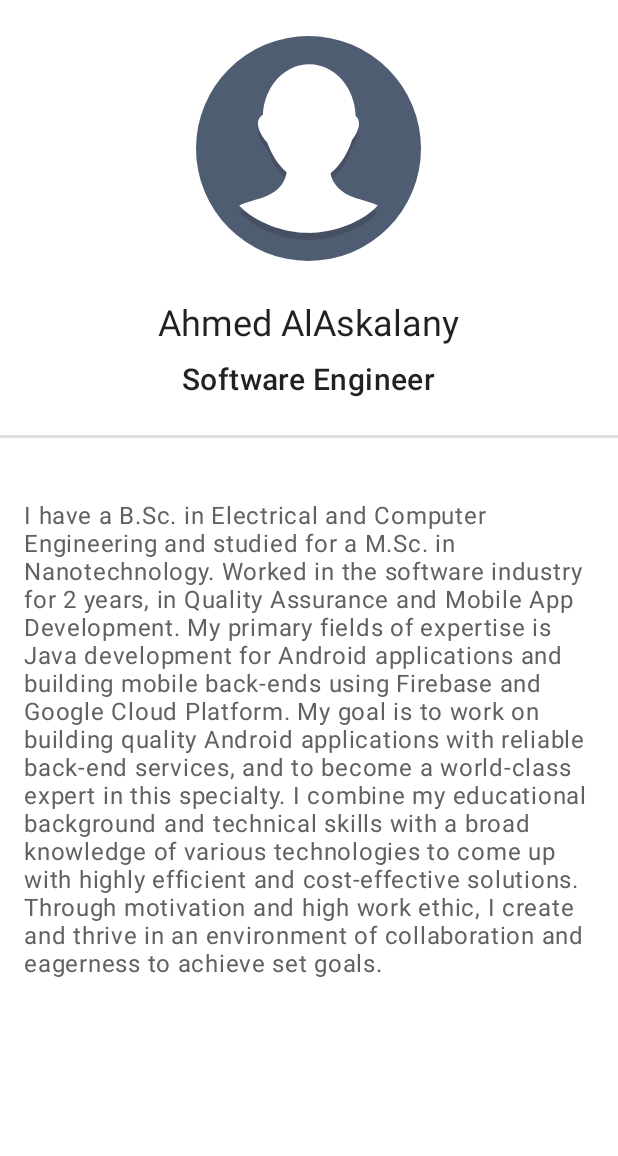
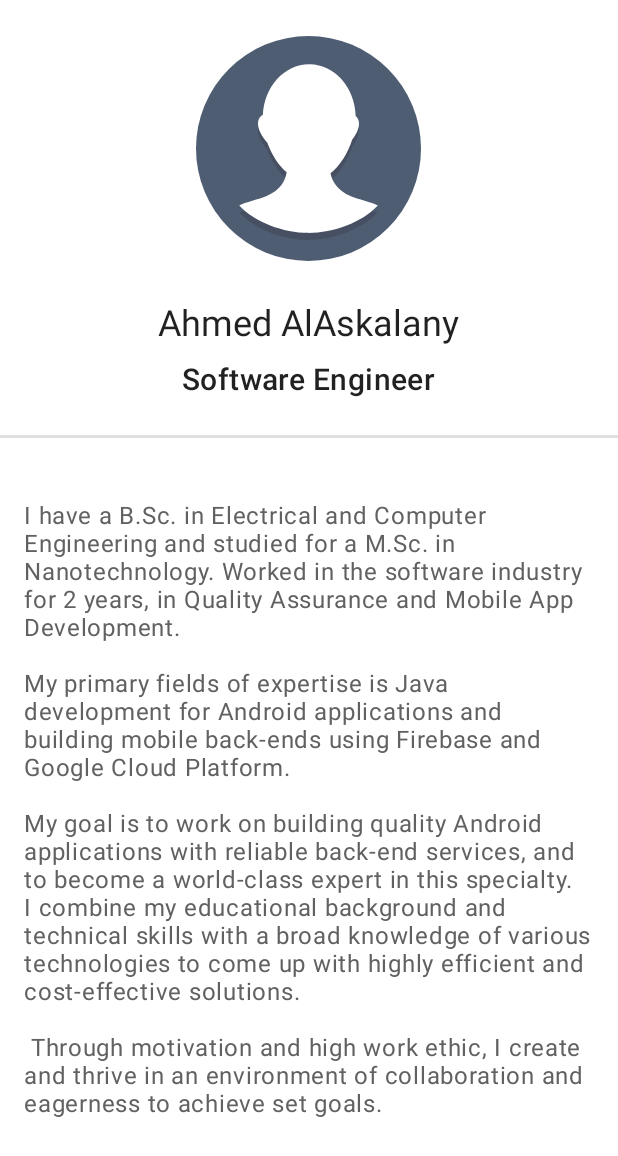
Before and after one commit to AlAskalany/CareerShowcase, an Android app: the layout fragment_overview.xml on its own in the app's theme, with its tools: preview values and no code run, on a phone screen of 412 x 824 dp. Shown: the top 1156 px of the screen. Run offline under Robolectric (Android 15) with nearby library versions, the phone set to English and light mode, and no system bars.

Commit message:
Line breaks in introduction

```diff
--- a/app/src/main/res/layout/fragment_overview.xml
+++ b/app/src/main/res/layout/fragment_overview.xml
@@ -92,15 +92,15 @@
                 android:layout_height="wrap_content"
                 android:layout_margin="16dp"
                 android:singleLine="false"
-                android:text="@string/text_introduction"
+                android:text="@string/intro"
+                android:textAlignment="textStart"
                 android:textAppearance="@style/TextAppearance.MaterialComponents.Body1"
                 android:textColor="@color/md_grey_700"
                 app:layout_constraintBottom_toBottomOf="parent"
                 app:layout_constraintEnd_toEndOf="parent"
                 app:layout_constraintHorizontal_bias="0.5"
                 app:layout_constraintStart_toStartOf="parent"
-                app:layout_constraintTop_toBottomOf="@+id/textView_headline"
-                tools:text="@string/text_introduction" />
+                app:layout_constraintTop_toBottomOf="@+id/textView_headline" />
 
         </LinearLayout>
     </androidx.core.widget.NestedScrollView>
--- a/app/src/main/res/values/strings.xml
+++ b/app/src/main/res/values/strings.xml
@@ -19,10 +19,7 @@
     <string name="education_description">Education Description</string>
     <string name="image_view_description_work_logo">Work logo</string>
     <string name="skill_logo">Skill logo</string>
-    <string name="intro">I have a B.Sc. in Electrical and Computer Engineering and studied for a M.Sc. in Nanotechnology. Worked in the software industry for 2 years, in Quality Assurance and Mobile App Development. My primary fields of expertise is Java development for Android applications and building mobile back-ends using Firebase and Google Cloud Platform. My goal is to work on building quality Android applications with reliable back-end services, and to become a world-class expert in this specialty. I combine my educational background and technical skills with a broad knowledge of various technologies to come up with highly efficient and cost-effective solutions.
-        \n Through motivation and high work ethic, I create and thrive in an environment of collaboration and eagerness to achieve set goals.
-        \n I have a B.Sc. in Electrical and Computer Engineering and studied for a M.Sc. in Nanotechnology. Worked in the software industry for 2 years, in Quality Assurance and Mobile App Development. My primary fields of expertise is Java development for Android applications and building mobile back-ends using Firebase and Google Cloud Platform. My goal is to work on building quality Android applications with reliable back-end services, and to become a world-class expert in this specialty. I combine my educational background and technical skills with a broad knowledge of various technologies to come up with highly efficient and cost-effective solutions. Through motivation and high work ethic, I create and thrive in an environment of collaboration and eagerness to achieve set goals.
-        \n I have a B.Sc. in Electrical and Computer Engineering and studied for a M.Sc. in Nanotechnology. Worked in the software industry for 2 years, in Quality Assurance and Mobile App Development. My primary fields of expertise is Java development for Android applications and building mobile back-ends using Firebase and Google Cloud Platform. My goal is to work on building quality Android applications with reliable back-end services, and to become a world-class expert in this specialty. I combine my educational background and technical skills with a broad knowledge of various technologies to come up with highly efficient and cost-effective solutions. Through motivation and high work ethic, I create and thrive in an environment of collaboration and eagerness to achieve set goals.</string>
+    <string name="intro">"I have a B.Sc. in Electrical and Computer Engineering and studied for a M.Sc. in Nanotechnology. Worked in the software industry for 2 years, in Quality Assurance and Mobile App Development. \n\nMy primary fields of expertise is Java development for Android applications and building mobile back-ends using Firebase and Google Cloud Platform. \n\nMy goal is to work on building quality Android applications with reliable back-end services, and to become a world-class expert in this specialty. I combine my educational background and technical skills with a broad knowledge of various technologies to come up with highly efficient and cost-effective solutions. \n\n Through motivation and high work ethic, I create and thrive in an environment of collaboration and eagerness to achieve set goals."</string>
     <string name="image_view_description_contact_logo">Contact logo</string>
     <string name="profile_picture_url"><![CDATA[https://firebasestorage.googleapis.com/v0/b/careershowcase-96976.appspot.com/o/images%2FAhmed_AlAskalany.png?alt=media&token=58b43505-cfad-4004-8052-f1bef076217c]]></string>
 </resources>
```
